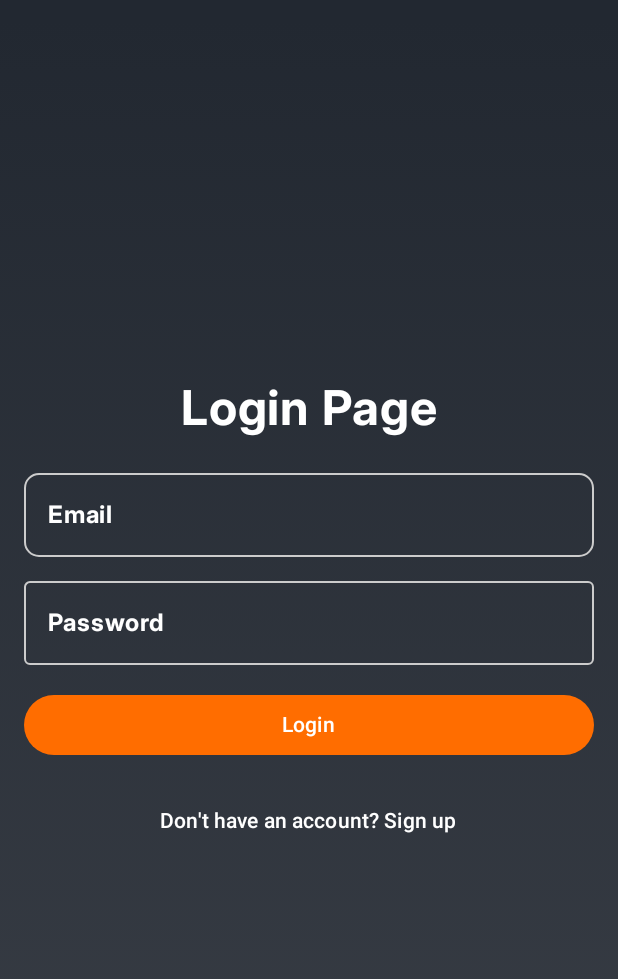
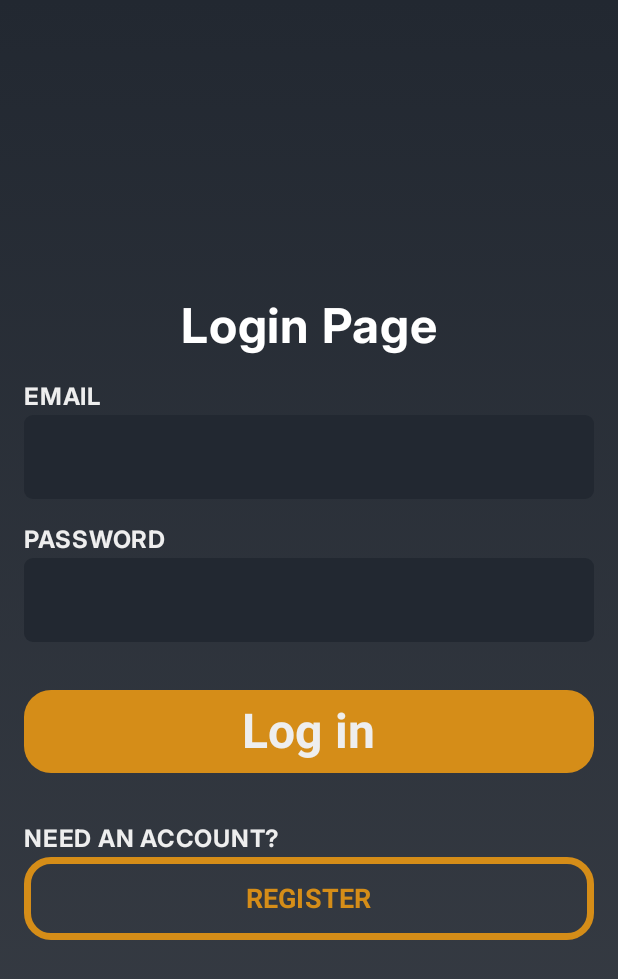
Before and after one commit to juan-estrad/FitQuest, an Android app built with Jetpack Compose: the screen it shows after launch (MainActivity), on a phone screen of 412 x 824 dp. Shown: the top 979 px of the screen. Run offline under Robolectric (Android 15) with nearby library versions, the phone set to English and light mode, and no system bars; our stand-ins replace Firebase (no records; nobody signed in at launch, a user with empty details on screens opened directly), livedata-compose; Roboto replaces fonts that are not available here.

Commit message:
Login page 70% looking like Figma design

```diff
--- a/app/src/main/java/com/example/fitquest/pages/LoginPage.kt
+++ b/app/src/main/java/com/example/fitquest/pages/LoginPage.kt
@@ -1,9 +1,11 @@
 package com.example.fitquest.pages
 
 import android.widget.Toast
+import androidx.compose.foundation.BorderStroke
 
 import androidx.compose.foundation.background
 import androidx.compose.foundation.layout.Arrangement
+import androidx.compose.foundation.layout.Box
 import androidx.compose.foundation.layout.Column
 import androidx.compose.foundation.layout.Spacer
 import androidx.compose.foundation.layout.fillMaxSize
@@ -26,7 +28,6 @@ import androidx.compose.ui.unit.sp
 import androidx.navigation.NavController
 import com.example.fitquest.AuthViewModel
 import androidx.compose.material3.Text
-import androidx.compose.material3.TextButton
 import androidx.compose.material3.TextFieldDefaults
 import androidx.compose.runtime.LaunchedEffect
 import androidx.compose.runtime.livedata.observeAsState
@@ -39,9 +40,13 @@ import androidx.compose.foundation.shape.RoundedCornerShape
 import androidx.compose.ui.Modifier
 import androidx.compose.ui.graphics.Brush
 import androidx.compose.ui.graphics.Color
+import androidx.compose.ui.text.style.TextAlign
+import com.example.fitquest.ui.theme.dark
+import com.example.fitquest.ui.theme.darker
+import com.example.fitquest.ui.theme.grayWhite
+import com.example.fitquest.ui.theme.brightOrange
+import com.example.fitquest.ui.theme.transparent
 
-//import com.example.composeapp.ui.theme.color1
-//import com.example.composeapp.ui.theme.color2
 
 @OptIn(ExperimentalMaterial3Api::class)
 @Composable
@@ -69,8 +74,8 @@ fun LoginPage(modifier: Modifier = Modifier, navController: NavController, authV
 
 
     val verticalGradientBrush = Brush.verticalGradient(
-        listOf(Color(0xFF222831) , Color(0xFF393E46)),
-        startY = 20.0f,
+        listOf( Color.Transparent, dark),
+        startY = 0f,
         endY = Float.POSITIVE_INFINITY
     )
 
@@ -90,21 +95,7 @@ fun LoginPage(modifier: Modifier = Modifier, navController: NavController, authV
 
     ) {
 
-//        Box(
-//            modifier = Modifier
-//                .fillMaxSize()
-//                .size(120.dp)
-//                .background(linear)
-//        );
 
-
-//        Box(
-//            modifier = modifier
-//                .fillMaxSize()
-//                .background(gradient)
-//                .padding(horizontal = 16.dp, vertical = 8.dp),
-//            contentAlignment = Alignment.Center
-//        ) {}
 
         // Title
         Text(
@@ -112,62 +103,124 @@ fun LoginPage(modifier: Modifier = Modifier, navController: NavController, authV
             fontSize = 32.sp,
             fontWeight = FontWeight.Bold,
             color = Color.White
+
         )
 
         Spacer(modifier = Modifier.height(16.dp))
 
         // Email input field
+
+
+
+        Box(modifier = Modifier
+            .fillMaxWidth()
+
+            ){
+            Text(text = "EMAIL", color = grayWhite, textAlign = TextAlign.Left, fontSize = 16.sp )
+        }
         OutlinedTextField(
+
             value = email,
             onValueChange = { email = it },
-            label = { Text(text = "Email", color = Color.White) },
+            singleLine = true,
+
             colors = TextFieldDefaults.outlinedTextFieldColors(
-                focusedBorderColor = Color(0xFFFF6D00), // Orange color for focused border
-                unfocusedBorderColor = Color.LightGray,
-                focusedLabelColor = Color(0xFFFF6D00),
-                unfocusedLabelColor = Color.White,
+                focusedBorderColor = transparent, // Orange color for focused border
 
-                ),
-            shape = RoundedCornerShape(size = 10.dp),
+                unfocusedPlaceholderColor = brightOrange,
+                focusedLabelColor = Color.Transparent,
+                unfocusedLabelColor = grayWhite,
+                containerColor = darker,
+                unfocusedBorderColor = Color.Transparent,
+
+
+                focusedSupportingTextColor = brightOrange
+
+
+            ),
+
+            shape = RoundedCornerShape(size = 6.dp),
             modifier = Modifier.fillMaxWidth()
         )
 
-        Spacer(modifier = Modifier.height(8.dp))
+
+        Spacer(modifier = Modifier.height(15.dp))
+
+        Box(modifier = Modifier
+            .fillMaxWidth()
+
+        ){
+            Text(text = "PASSWORD", color = grayWhite, textAlign = TextAlign.Left, fontSize = 16.sp )
+        }
+
 
         // Password input field
         OutlinedTextField(
             value = password,
             onValueChange = { password = it },
-            label = { Text(text = "Password", color = Color.White) },
+            singleLine = true,
+
             colors = TextFieldDefaults.outlinedTextFieldColors(
-                focusedBorderColor = Color(0xFFFF6D00),
-                unfocusedBorderColor = Color.LightGray,
-                focusedLabelColor = Color(0xFFFF6D00),
-                unfocusedLabelColor = Color.White,
+                focusedBorderColor = brightOrange, // Orange color for focused border
 
-                ),
+                unfocusedPlaceholderColor = brightOrange,
+                focusedLabelColor = Color.Transparent,
+                unfocusedLabelColor = grayWhite,
+                containerColor = darker,
+                unfocusedBorderColor = Color.Transparent,
+
+
+                focusedSupportingTextColor = brightOrange
+
+
+            ),
+
+            shape = RoundedCornerShape(size = 6.dp),
             modifier = Modifier.fillMaxWidth()
         )
 
-        Spacer(modifier = Modifier.height(16.dp))
+        Spacer(modifier = Modifier.height(32.dp))
 
         // Login button
         Button(
             onClick = { authViewModel.login(email, password) },
-            colors = ButtonDefaults.buttonColors(containerColor = Color(0xFFFF6D00)),
+            colors = ButtonDefaults.buttonColors(containerColor = brightOrange),
             enabled = authState.value != AuthState.Loading,
-            modifier = Modifier.fillMaxWidth()
+            modifier = Modifier.fillMaxWidth().height(55.dp),
+            shape = RoundedCornerShape(size = 18.dp)
         ) {
-            Text(text = "Login", color = Color.White)
+            Text(text = "Log in", color = grayWhite, fontSize = 32.sp, fontWeight = FontWeight.Bold)
         }
 
-        Spacer(modifier = Modifier.height(16.dp))
+
+        Spacer(modifier = Modifier.height(32.dp))
+
+
+        Box(modifier = Modifier
+            .fillMaxWidth()
+
+        ){
+            Text(text = "NEED AN ACCOUNT?", color = grayWhite, textAlign = TextAlign.Left, fontSize = 16.sp )
+        }
 
         // Signup navigation text
-        TextButton(onClick = { navController.navigate("signup") }) {
-            Text(text = "Don't have an account? Sign up", color = Color.White)
+//        TextButton(onClick = { navController.navigate("signup") }) {
+//            Text(text = "Don't have an account? Sign up", color = Color.White)
+//        }
+        Button(
+            onClick = { authViewModel.login(email, password) },
+            colors = ButtonDefaults.buttonColors(containerColor = transparent),
+            enabled = authState.value != AuthState.Loading,
+            modifier = Modifier
+                .fillMaxWidth()
+                .height(55.dp),
+//                .border(width = 5.dp, color = Color(0xFFD58D18)),
+            shape = RoundedCornerShape(size = 18.dp),
+            border = BorderStroke(4.5.dp, brightOrange)
+
+        ) {
+            Text(text = "REGISTER", color = brightOrange, fontSize = 18.sp, fontWeight = FontWeight.Bold)
         }
-
 
 
     }
--- a/app/src/main/java/com/example/fitquest/ui/theme/Color.kt
+++ b/app/src/main/java/com/example/fitquest/ui/theme/Color.kt
@@ -12,10 +12,12 @@ val Pink40 = Color(0xFF7D5260)
 
 //listOf(Color(0xFF393E46), Color(0xFF222831)),
 
-val dark1 = Color(0xFF393E46);
-val dark2 = Color(0xFF222831);
+public val dark = Color(0xFF393E46);
+public val darker = Color(0xFF222831);
 
-val grayWhite = Color(0xFFEEEEEE);
+public val grayWhite = Color(0xFFEEEEEE);
 
-val darkOrange = Color(0xFF967410);
-val lighterOrange = Color(0xFFD58D18);
+public val darkOrange = Color(0xFF967410);
+public val brightOrange = Color(0xFFD58D18);
+
+public val transparent = Color(0x00000000);
--- a/app/src/main/java/com/example/fitquest/ui/theme/Theme.kt
+++ b/app/src/main/java/com/example/fitquest/ui/theme/Theme.kt
@@ -1,20 +1,12 @@
 package com.example.fitquest.ui.theme
 
-import android.app.Activity
-import android.os.Build
-import androidx.compose.foundation.background
 import androidx.compose.foundation.isSystemInDarkTheme
 import androidx.compose.material3.MaterialTheme
 import androidx.compose.material3.darkColorScheme
-import androidx.compose.material3.dynamicDarkColorScheme
-import androidx.compose.material3.dynamicLightColorScheme
 import androidx.compose.material3.lightColorScheme
 import androidx.compose.runtime.Composable
-import androidx.compose.ui.Modifier
 import androidx.compose.ui.graphics.Brush
 import androidx.compose.ui.graphics.Color
-import androidx.compose.ui.platform.LocalContext
-
 
 
 val verticalGradientBrush = Brush.verticalGradient(
@@ -26,29 +18,30 @@ val verticalGradientBrush = Brush.verticalGradient(
 
 
 
-private val DarkColorScheme = darkColorScheme(
-    primary = darkOrange,
+public val DarkColorScheme = darkColorScheme(
+    primary = brightOrange,
     secondary = darkOrange,
     tertiary = darkOrange,
     onSurface = Purple40,
     onBackground = darkOrange,
+    background = darker
 
     //Other default colors to override
-    background = darkOrange,
-    surface = darkOrange,
-    onPrimary = Color.White,
-    onSecondary = Color.White,
-    onTertiary = Color.White
-//onBackground = Color(0xFF1C1B1F),
-//onSurface = Color(0xFF1C1B1F),
+
+//    surface = darkOrange,
+//    onPrimary = Color.White,
+//    onSecondary = Color.White,
+//    onTertiary = Color.White
+    //onBackground = Color(0xFF1C1B1F),
+    //onSurface = Color(0xFF1C1B1F),
 
 )
 
-private val LightColorScheme = lightColorScheme(
+public val LightColorScheme = lightColorScheme(
     primary = Purple40,
     secondary = PurpleGrey40,
     tertiary = Pink40,
-    background = darkOrange
+    background = darker
 
 
     /* Other default colors to override
@@ -73,18 +66,22 @@ fun FitQuestTheme(
     content: @Composable () -> Unit
 ) {
     val colorScheme = when {
-        dynamicColor  -> {
-            val context = LocalContext.current
-            if (darkTheme) dynamicDarkColorScheme(context) else dynamicLightColorScheme(context)
-        }
+//        dynamicColor  -> {
+//            val context = LocalContext.current
+//            if (darkTheme) dynamicDarkColorScheme(context) else dynamicLightColorScheme(context)
+//        }
 
         darkTheme -> DarkColorScheme
         else -> LightColorScheme
     }
 
+//    val colorScheme = DarkColorScheme
+
+
     MaterialTheme(
         colorScheme = colorScheme,
         typography = Typography,
         content = content
+
     )
 }
```
